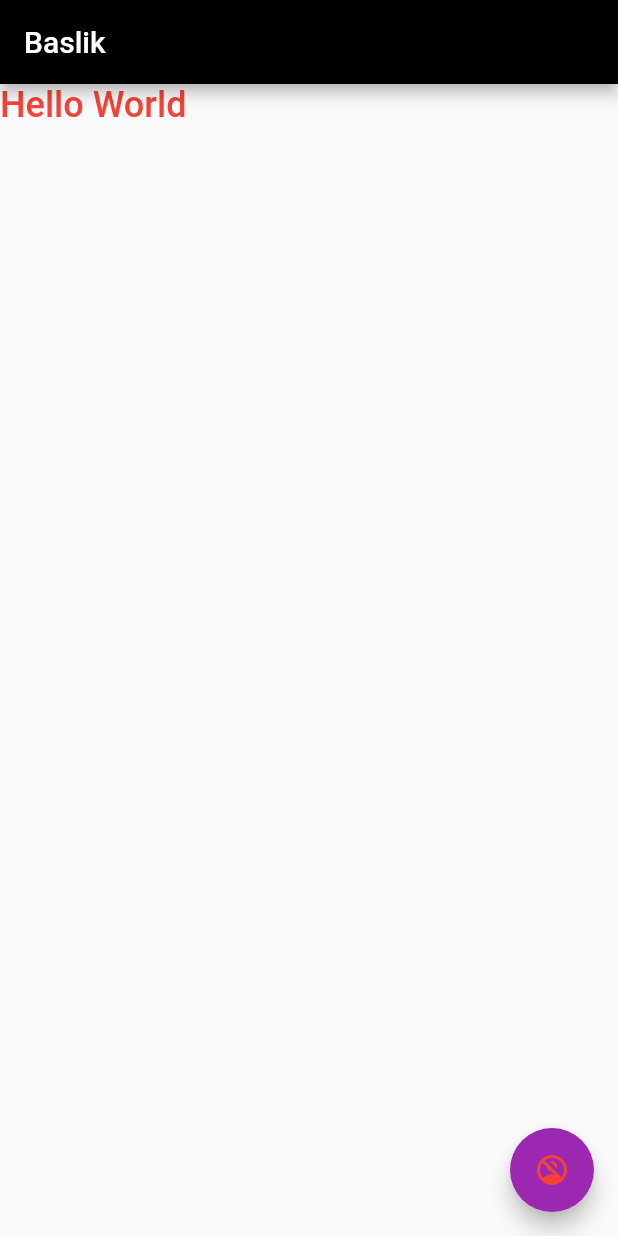
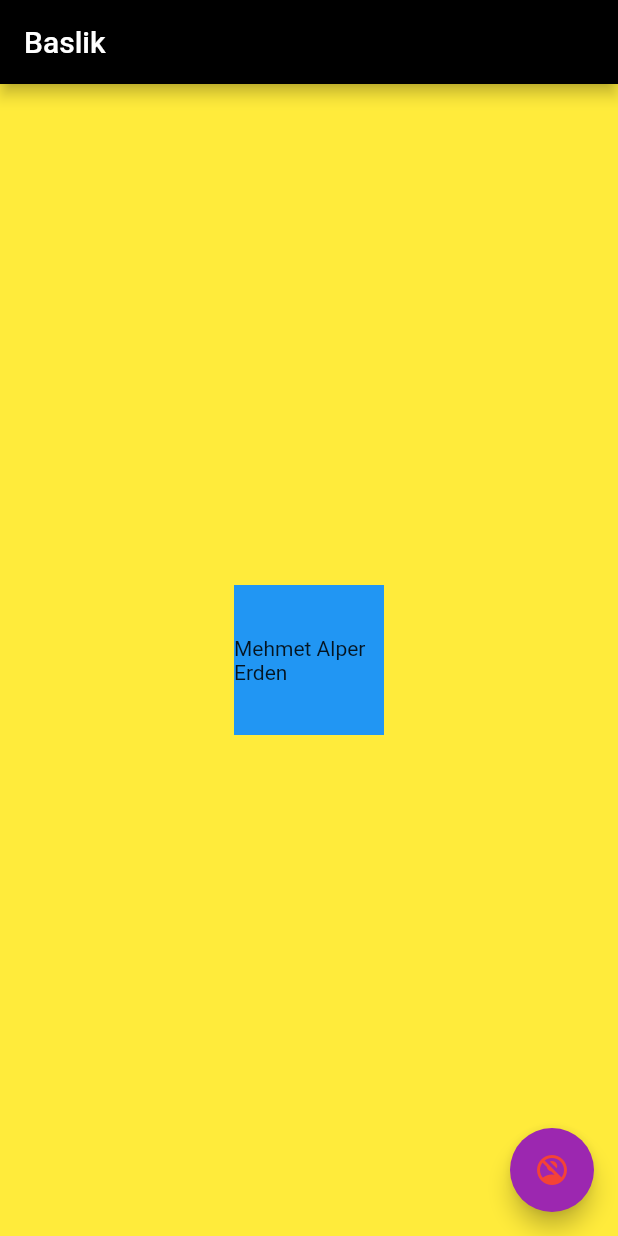
Before and after one commit to MehmetAlperErden/flutter_first_app, a Flutter app: the screen it shows after launch, on a phone screen of 412 x 824 dp. Run offline on Flutter 3.47's test engine with Material 2 defaults, Android fonts, the phone set to English and light mode, and no system bars.

Commit message:
Update main.dart

```diff
--- a/lib/main.dart
+++ b/lib/main.dart
@@ -8,24 +8,42 @@ class myApp extends StatelessWidget {
   @override
   Widget build(BuildContext context) {
     return MaterialApp(
-      theme: ThemeData(primaryColor: Colors.purple , accentColor: Colors.purple),
+      theme: ThemeData(primaryColor: Colors.purple, accentColor: Colors.purple),
       home: Scaffold(
+        backgroundColor: Colors.yellow,
         appBar: AppBar(
-          backgroundColor: Colors.black,
+          backgroundColor: Colors.black ,
           title: Text(
             "Baslik",
           ),
         ),
+        body: Center(
+          child: Container(
+            width: 100,
+            height: 100,
+            color: Colors.red,
+            alignment: Alignment.center,
+              child: Container(
+                alignment: Alignment.center,
+                width: 100,
+                height: 100,
+                color: Colors.blue,
+                child: Text('Mehmet Alper Erden'),
 
-        body: Text('Hello World',
-        style: TextStyle(
-          color: Colors.red, fontSize: 24, fontWeight: FontWeight.w500)),
+
+            )
+            ,
+          ),
+        ),
 
         floatingActionButton: FloatingActionButton(
           onPressed: () {
             debugPrint('Tiklanilid');
-
-          },child: Icon(Icons.no_accounts_sharp,color: Colors.red,),
+          },
+          child: Icon(
+            Icons.no_accounts_sharp,
+            color: Colors.red,
+          ),
         ),
       ),
     );
```
